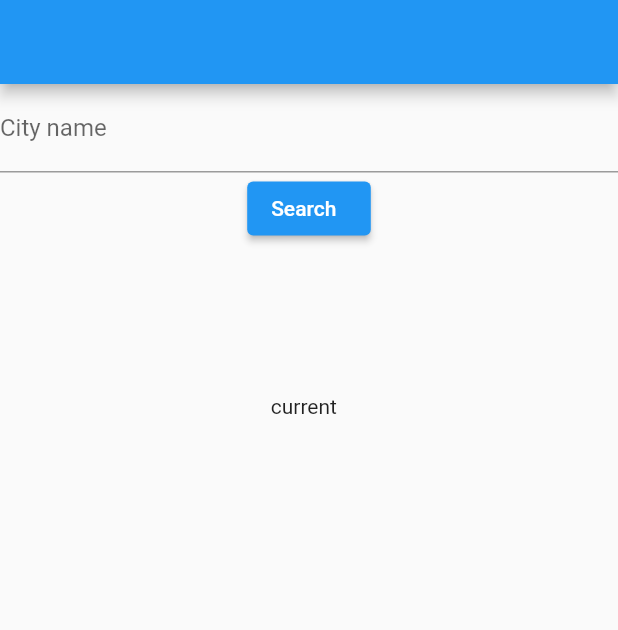
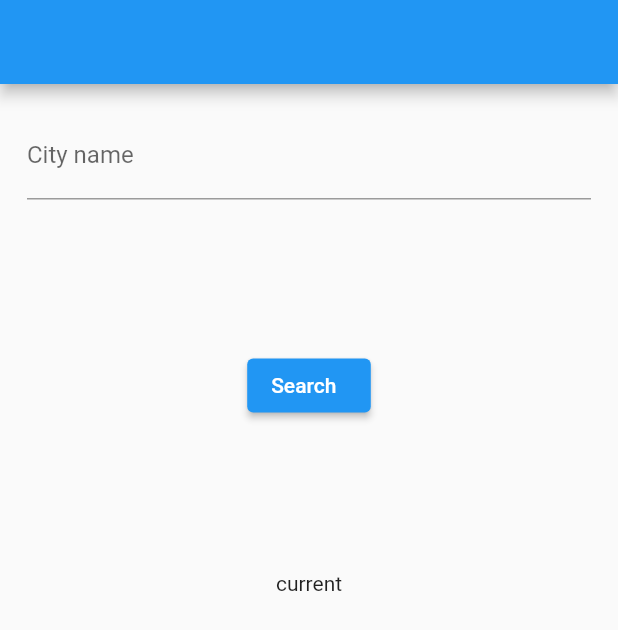
Before and after one commit to CristovoXDGM/weather_app_mapper_study, a Flutter app: the screen it shows after launch, on a phone screen of 412 x 824 dp. Shown: the top 630 px of the screen. Run offline on Flutter 3.47's test engine with Material 2 defaults, Android fonts, the phone set to English and light mode, and no system bars; our stand-ins replace dartz, flutter_modular, flutter_triple; missing offline and left inert: uno.

Commit message:
Add padding to home column

```diff
--- a/lib/app/search_weather/presenter/pages/home_wether_page.dart
+++ b/lib/app/search_weather/presenter/pages/home_wether_page.dart
@@ -20,10 +20,15 @@ class _HomeWeatherPageState extends State<HomeWeatherPage> {
     return Scaffold(
       appBar: AppBar(),
       body: SingleChildScrollView(
+        child: Padding(
+          padding: const EdgeInsets.all(18),
           child: Column(children: [
             TextField(
               controller: searchInputController,
               decoration: const InputDecoration(label: Text('City name')),
+            ),
+            const SizedBox(
+              height: 100,
             ),
             ElevatedButton(
               onPressed: () {
@@ -42,9 +47,11 @@ class _HomeWeatherPageState extends State<HomeWeatherPage> {
                 child: CircularProgressIndicator(),
               ),
               onState: (context, state) => Text(
-                ' current ${state.cityWeatherEntity.description} ${state.cityWeatherEntity.wind} ${state.cityWeatherEntity.temperature}'),
+                ' current \n${searchInputController.text.toUpperCase()}\n${state.cityWeatherEntity.description}\n${state.cityWeatherEntity.wind}\n${state.cityWeatherEntity.temperature}\n',
+              ),
             )
           ]),
+        ),
       ),
     );
   }
```
Lines whose indentation alone changed are shown as unchanged.
